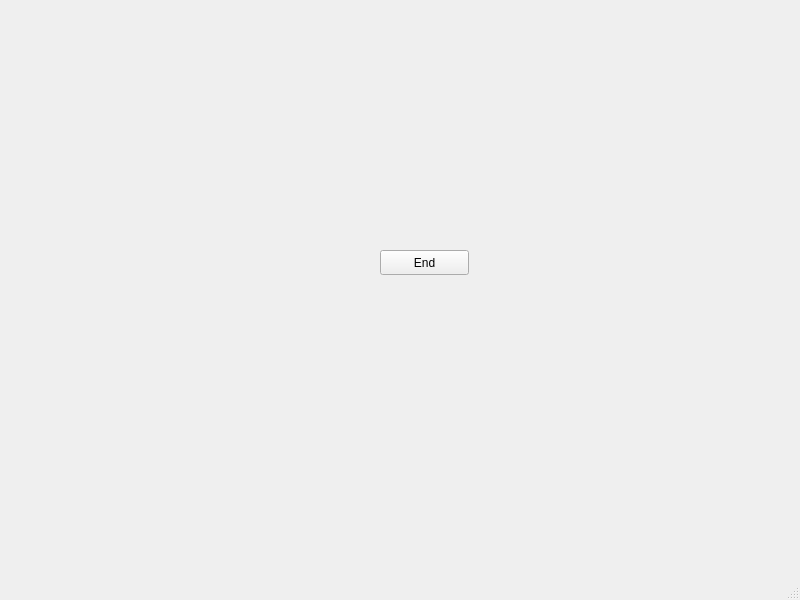
vatrasar/makeBreak, file MainWindow.ui: the form before one commit.
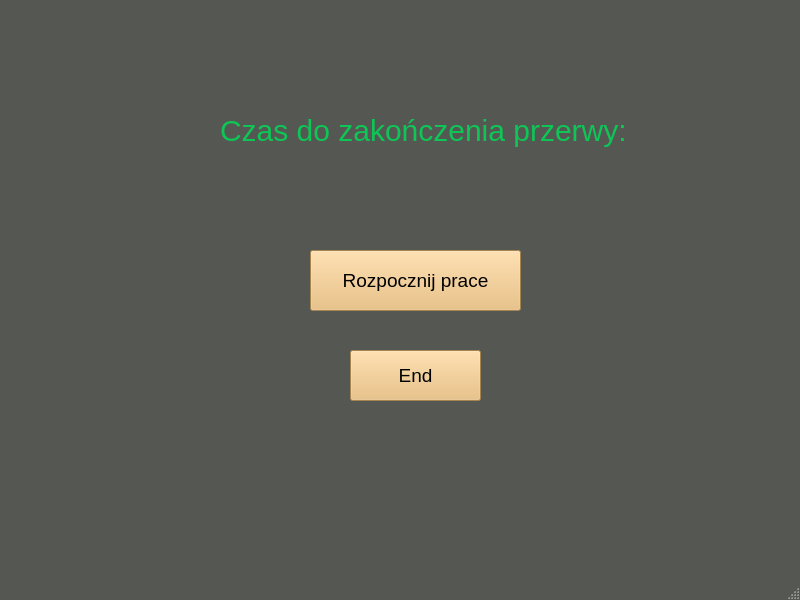
The form after the commit.

The edit to the form file:
```diff
--- a/MainWindow.ui
+++ b/MainWindow.ui
@@ -13,20 +13,70 @@
   <property name="windowTitle">
    <string>MainWindow</string>
   </property>
+  <property name="autoFillBackground">
+   <bool>false</bool>
+  </property>
+  <property name="styleSheet">
+   <string notr="true">#MainWindow{
+background:rgb(85, 87, 83);
+}
+#centralwidget{
+background:rgb(85, 87, 83);
+}
+
+QLabel{
+color:rgb(13, 198, 86);
+font-size:30px;
+}
+
+QPushButton{
+background:rgb(233, 185, 110);
+font-size:19px;
+}</string>
+  </property>
   <widget class="QWidget" name="centralwidget">
+   <property name="autoFillBackground">
+    <bool>false</bool>
+   </property>
    <widget class="QPushButton" name="end">
     <property name="geometry">
      <rect>
-      <x>380</x>
-      <y>250</y>
-      <width>89</width>
-      <height>25</height>
+      <x>350</x>
+      <y>350</y>
+      <width>131</width>
+      <height>51</height>
      </rect>
     </property>
     <property name="text">
      <string>End</string>
     </property>
    </widget>
+   <widget class="QPushButton" name="btnStartWork">
+    <property name="geometry">
+     <rect>
+      <x>310</x>
+      <y>250</y>
+      <width>211</width>
+      <height>61</height>
+     </rect>
+    </property>
+    <property name="text">
+     <string>Rozpocznij prace</string>
+    </property>
+   </widget>
+   <widget class="QLabel" name="labInfo">
+    <property name="geometry">
+     <rect>
+      <x>220</x>
+      <y>100</y>
+      <width>501</width>
+      <height>61</height>
+     </rect>
+    </property>
+    <property name="text">
+     <string>Czas do zakończenia przerwy:</string>
+    </property>
+   </widget>
   </widget>
   <widget class="QStatusBar" name="statusbar"/>
  </widget>
```
